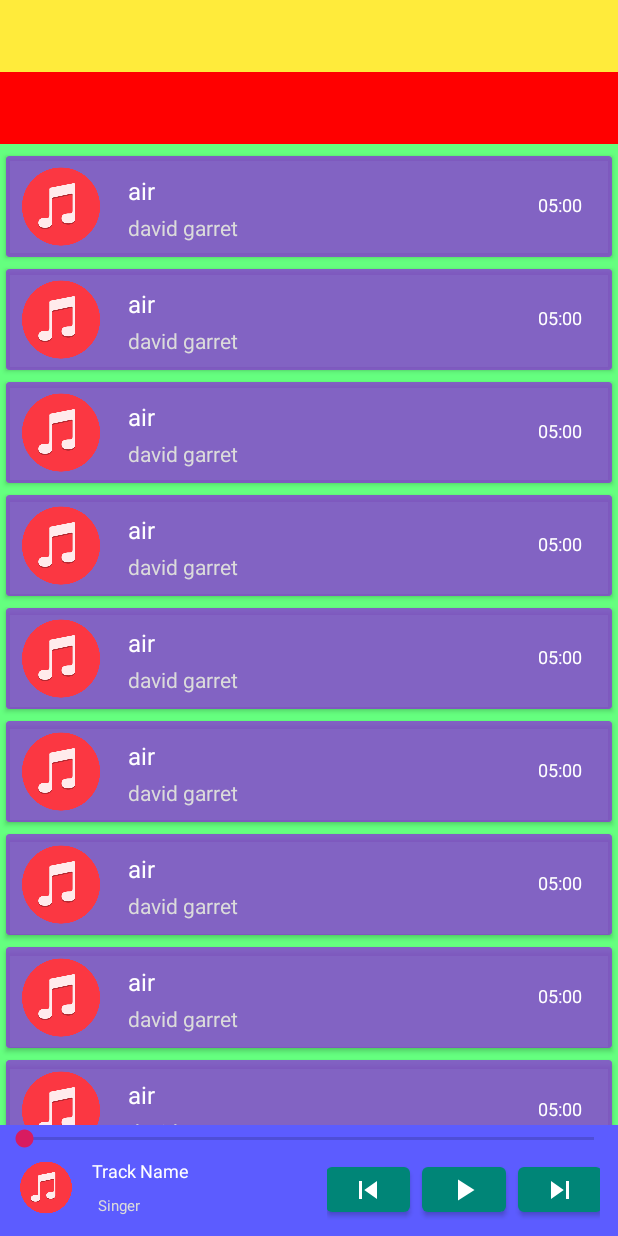
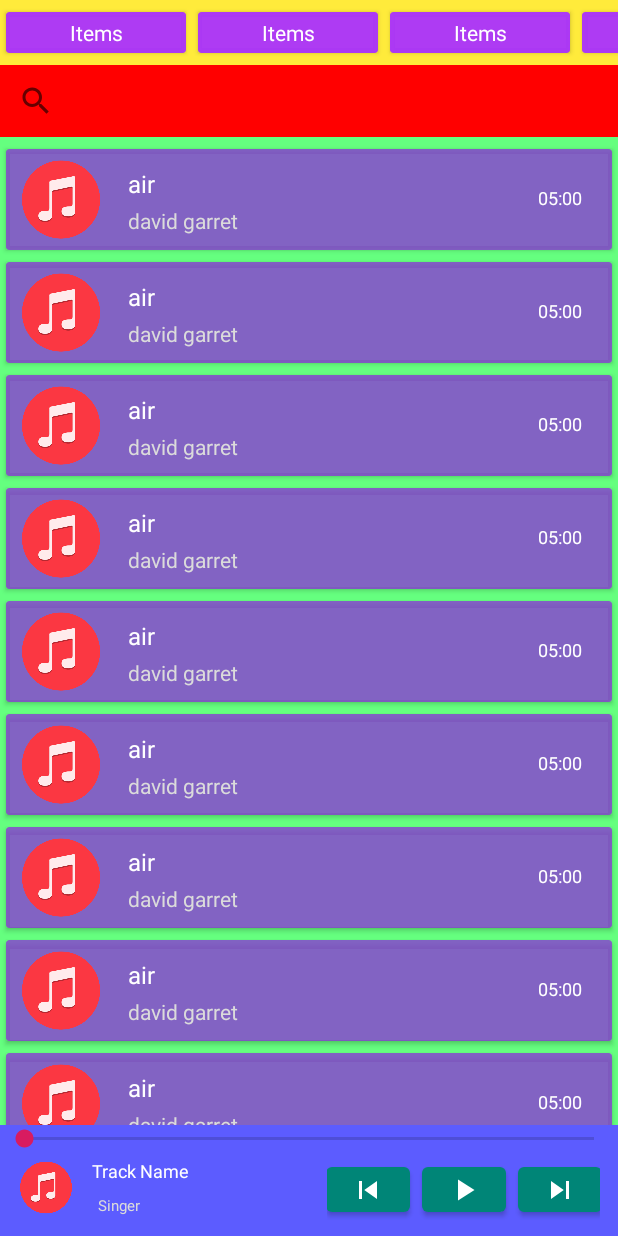
Before and after one commit to Amin-MAG/MusicPlayer, an Android app: the screen it shows after launch (MusicPlayerActivity), on a phone screen of 412 x 824 dp. Run offline under Robolectric (Android 15) with nearby library versions, the phone set to English and light mode, and no system bars.

Commit message:
[+] simple category and search view

```diff
--- a/app/src/main/java/com/mag/musicplayer/Controller/Fragment/FilterItemsFragment.java
+++ b/app/src/main/java/com/mag/musicplayer/Controller/Fragment/FilterItemsFragment.java
@@ -3,19 +3,27 @@ package com.mag.musicplayer.Controller.Fragment;
 
 import android.os.Bundle;
 
+import androidx.annotation.NonNull;
+import androidx.annotation.Nullable;
 import androidx.fragment.app.Fragment;
+import androidx.recyclerview.widget.RecyclerView;
 
 import android.view.LayoutInflater;
 import android.view.View;
 import android.view.ViewGroup;
 
+import com.mag.musicplayer.Model.Adapter.MusicFilterItemAdapter;
 import com.mag.musicplayer.R;
+
+import java.util.ArrayList;
 
 /**
  * A simple {@link Fragment} subclass.
  */
 public class FilterItemsFragment extends Fragment {
 
+    private RecyclerView recyclerView;
+    private MusicFilterItemAdapter adapter;
 
     public static FilterItemsFragment newInstance() {
 
@@ -37,4 +45,24 @@ public class FilterItemsFragment extends Fragment {
         return inflater.inflate(R.layout.fragment_list_items, container, false);
     }
 
+    @Override
+    public void onViewCreated(@NonNull View view, @Nullable Bundle savedInstanceState) {
+        super.onViewCreated(view, savedInstanceState);
+
+        adapter = new MusicFilterItemAdapter(new ArrayList<String>(){{
+            add("Songs");
+            add("Songs");
+            add("Songs");
+            add("Songs");
+            add("Songs");
+            add("Songs");
+            add("Songs");
+            add("Songs");
+        }});
+        recyclerView = view.findViewById(R.id.filterItemsFragment_recycler);
+        recyclerView.setAdapter(adapter);
+
+
+    }
+
 }
--- /dev/null
+++ b/app/src/main/java/com/mag/musicplayer/Model/Adapter/MusicFilterItemAdapter.java
@@ -0,0 +1,60 @@
+package com.mag.musicplayer.Model.Adapter;
+
+import android.app.Activity;
+import android.view.LayoutInflater;
+import android.view.View;
+import android.view.ViewGroup;
+import android.widget.ImageView;
+import android.widget.TextView;
+
+import androidx.annotation.NonNull;
+import androidx.recyclerview.widget.RecyclerView;
+
+import com.mag.musicplayer.Model.Track;
+import com.mag.musicplayer.R;
+
+import java.util.ArrayList;
+import java.util.List;
+
+public class MusicFilterItemAdapter extends RecyclerView.Adapter<MusicFilterItemAdapter.MusicListViewHolder> {
+
+    private Activity activity;
+    private List<String> items;
+
+    public MusicFilterItemAdapter(List<String> items) {
+        this.items = items;
+    }
+
+    @NonNull
+    @Override
+    public MusicListViewHolder onCreateViewHolder(@NonNull ViewGroup parent, int viewType) {
+        activity = (Activity) parent.getContext();
+        View view = LayoutInflater.from(activity).inflate(R.layout.layout_filter_task_item, parent, false);
+        return new MusicListViewHolder(view);
+    }
+
+    @Override
+    public void onBindViewHolder(@NonNull MusicListViewHolder holder, int position) {
+        String item = items.get(position);
+        holder.bind(item);
+    }
+
+    @Override
+    public int getItemCount() {
+        return items.size();
+    }
+
+    public class MusicListViewHolder extends RecyclerView.ViewHolder {
+
+        public MusicListViewHolder(@NonNull View view) {
+            super(view);
+
+        }
+
+        public void bind(String item) {
+
+        }
+
+    }
+
+}
--- /dev/null
+++ b/app/src/main/res/drawable-anydpi/ic_search.xml
@@ -0,0 +1,11 @@
+<vector xmlns:android="http://schemas.android.com/apk/res/android"
+    android:width="24dp"
+    android:height="24dp"
+    android:viewportWidth="24"
+    android:viewportHeight="24"
+    android:tint="#FFFFFF"
+    android:alpha="1">
+    <path
+        android:fillColor="#FF000000"
+        android:pathData="M15.5,14h-0.79l-0.28,-0.27C15.41,12.59 16,11.11 16,9.5 16,5.91 13.09,3 9.5,3S3,5.91 3,9.5 5.91,16 9.5,16c1.61,0 3.09,-0.59 4.23,-1.57l0.27,0.28v0.79l5,4.99L20.49,19l-4.99,-5zM9.5,14C7.01,14 5,11.99 5,9.5S7.01,5 9.5,5 14,7.01 14,9.5 11.99,14 9.5,14z"/>
+</vector>
--- a/app/src/main/res/layout/activity_music_player.xml
+++ b/app/src/main/res/layout/activity_music_player.xml
@@ -49,7 +49,7 @@
             <FrameLayout
                 android:id="@+id/musicPlayerActivity_searchFrame"
                 android:layout_width="0dp"
-                android:layout_height="48dp"
+                android:layout_height="wrap_content"
                 app:layout_constraintEnd_toEndOf="parent"
                 app:layout_constraintStart_toStartOf="parent"
                 app:layout_constraintTop_toBottomOf="@+id/musicPlayerActivity_itemsFrame">
@@ -60,7 +60,7 @@
             <FrameLayout
                 android:id="@+id/musicPlayerActivity_itemsFrame"
                 android:layout_width="0dp"
-                android:layout_height="48dp"
+                android:layout_height="wrap_content"
                 app:layout_constraintEnd_toEndOf="parent"
                 app:layout_constraintHorizontal_bias="0.0"
                 app:layout_constraintStart_toStartOf="parent"
--- a/app/src/main/res/layout/fragment_list_items.xml
+++ b/app/src/main/res/layout/fragment_list_items.xml
@@ -1,7 +1,13 @@
 <?xml version="1.0" encoding="utf-8"?>
-<FrameLayout xmlns:android="http://schemas.android.com/apk/res/android"
+<androidx.recyclerview.widget.RecyclerView xmlns:android="http://schemas.android.com/apk/res/android"
+    xmlns:app="http://schemas.android.com/apk/res-auto"
     xmlns:tools="http://schemas.android.com/tools"
+    android:id="@+id/filterItemsFragment_recycler"
     android:layout_width="match_parent"
-    android:layout_height="match_parent"
+    android:layout_height="wrap_content"
     android:background="#FFEB3B"
-    tools:context=".Controller.Fragment.FilterItemsFragment"/>
+    android:orientation="horizontal"
+    android:paddingBottom="4dp"
+    android:paddingTop="4dp"
+    app:layoutManager="androidx.recyclerview.widget.LinearLayoutManager"
+    tools:context=".Controller.Fragment.FilterItemsFragment" />
--- a/app/src/main/res/layout/fragment_search.xml
+++ b/app/src/main/res/layout/fragment_search.xml
@@ -1,7 +1,18 @@
 <?xml version="1.0" encoding="utf-8"?>
 <FrameLayout xmlns:android="http://schemas.android.com/apk/res/android"
+    xmlns:app="http://schemas.android.com/apk/res-auto"
     xmlns:tools="http://schemas.android.com/tools"
     android:layout_width="match_parent"
-    android:layout_height="match_parent"
+    android:layout_height="wrap_content"
     android:background="#FF0000"
-    tools:context=".Controller.Fragment.SearchFragment"/>
+    android:gravity="center"
+    android:orientation="horizontal"
+    tools:context=".Controller.Fragment.SearchFragment">
+
+    <SearchView
+        android:layout_width="match_parent"
+        android:layout_height="match_parent" >
+
+    </SearchView>
+
+</FrameLayout>
--- /dev/null
+++ b/app/src/main/res/layout/layout_filter_task_item.xml
@@ -0,0 +1,19 @@
+<?xml version="1.0" encoding="utf-8"?>
+<androidx.cardview.widget.CardView xmlns:android="http://schemas.android.com/apk/res/android"
+    xmlns:app="http://schemas.android.com/apk/res-auto"
+    android:layout_width="120dp"
+    android:layout_height="wrap_content"
+    android:layout_margin="4dp"
+    android:orientation="vertical"
+    app:cardBackgroundColor="#F0A930FF">
+
+
+    <TextView
+        android:id="@+id/textView3"
+        android:layout_width="match_parent"
+        android:layout_height="match_parent"
+        android:gravity="center"
+        android:padding="4dp"
+        android:text="Items"
+        android:textColor="#FFFFFF" />
+</androidx.cardview.widget.CardView>
```
Also changed, not shown: app/src/main/res/drawable-hdpi/ic_search.png (added), app/src/main/res/drawable-mdpi/ic_search.png (added), app/src/main/res/drawable-xhdpi/ic_search.png (added), app/src/main/res/drawable-xxhdpi/ic_search.png (added).
